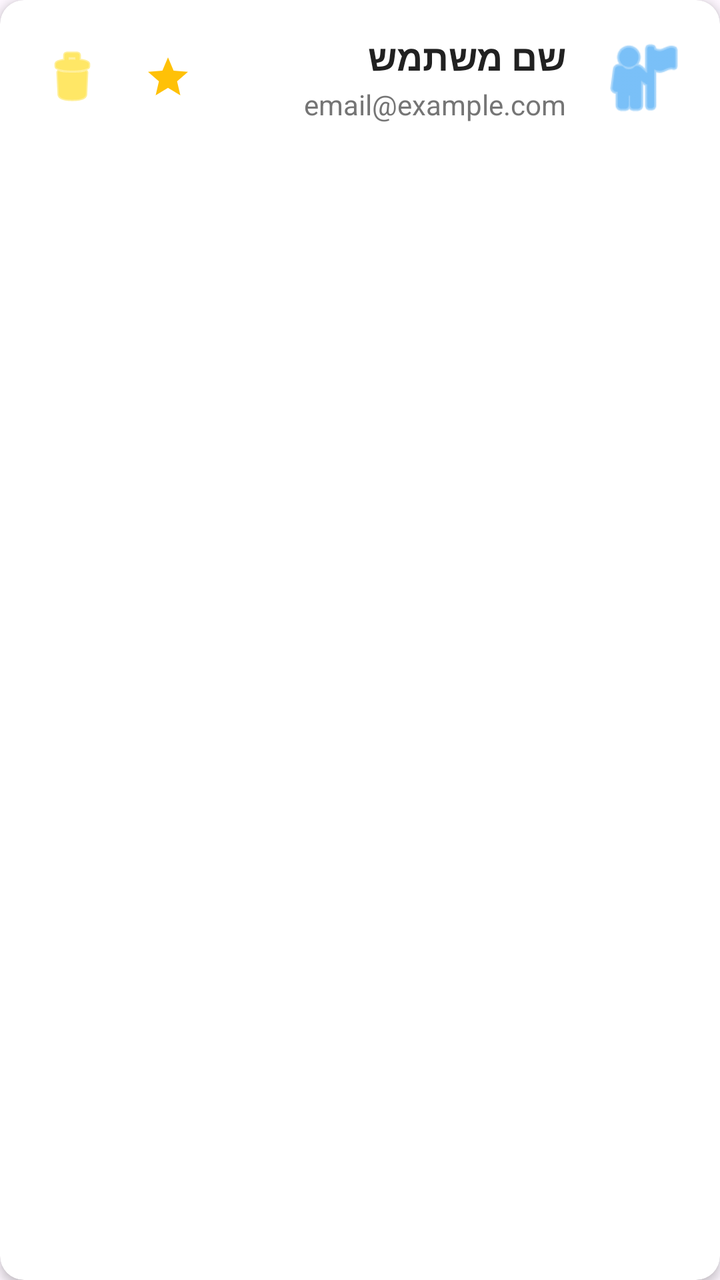
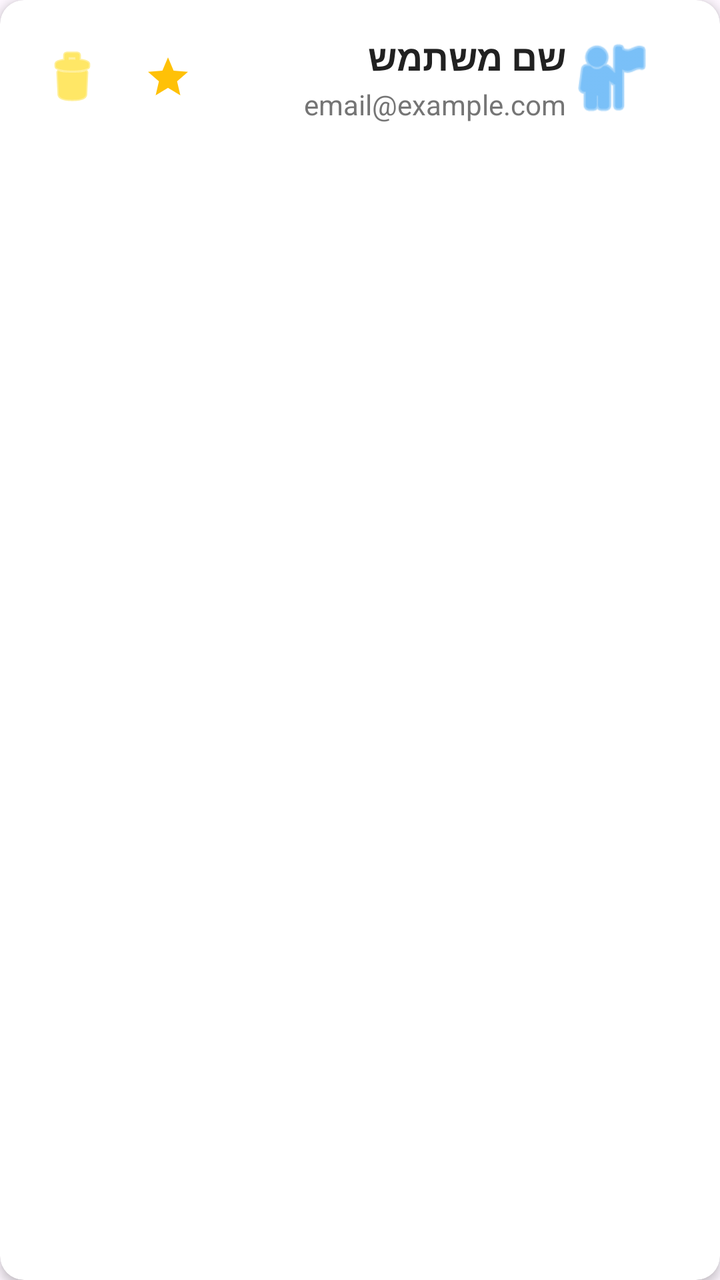

Compare the two renders of this Android layout. The source of the first and the diff that turns it into the second are given below.
<!-- AndroidManifest.xml: application theme Theme.FitCoach -->
<!-- res/layout/row_user.xml -->
<?xml version="1.0" encoding="utf-8"?>
<androidx.cardview.widget.CardView xmlns:android="http://schemas.android.com/apk/res/android"
    xmlns:app="http://schemas.android.com/apk/res-auto"
    android:layout_width="match_parent"
    android:layout_height="wrap_content"
    android:layout_marginHorizontal="12dp"
    android:layout_marginVertical="6dp"
    android:layoutDirection="rtl"
    app:cardCornerRadius="12dp"
    app:cardElevation="3dp">

    <LinearLayout
        android:layout_width="match_parent"
        android:layout_height="wrap_content"
        android:gravity="center_vertical"
        android:orientation="horizontal"
        android:padding="16dp">

        <ImageView
            android:id="@+id/iv_user_avatar"
            android:layout_width="45dp"
            android:layout_height="45dp"
            android:layout_marginLeft="16dp"
            android:src="@android:drawable/ic_menu_myplaces"
            app:tint="#2196F3" />

        <LinearLayout
            android:layout_width="0dp"
            android:layout_height="wrap_content"
            android:layout_weight="1"
            android:orientation="vertical">

            <TextView
                android:id="@+id/tv_user_name"
                android:layout_width="wrap_content"
                android:layout_height="wrap_content"
                android:text="שם משתמש"
                android:textColor="#212121"
                android:textSize="18sp"
                android:textStyle="bold" />

            <TextView
                android:id="@+id/tv_user_email"
                android:layout_width="wrap_content"
                android:layout_height="wrap_content"
                android:layout_marginTop="2dp"
                android:text="email@example.com"
                android:textColor="#757575"
                android:textSize="14sp" />
        </LinearLayout>

        <ImageButton
            android:id="@+id/btn_make_admin"
            android:layout_width="40dp"
            android:layout_height="40dp"
            android:layout_marginEnd="8dp"
            android:background="?attr/selectableItemBackgroundBorderless"
            android:src="@drawable/ic_star_custom"
            app:tint="#FFC107" />

        <ImageButton
            android:id="@+id/btn_delete_user"
            android:layout_width="40dp"
            android:layout_height="40dp"
            android:background="?attr/selectableItemBackgroundBorderless"
            android:src="@android:drawable/ic_menu_delete"
            app:tint="#FFD700" />

    </LinearLayout>
</androidx.cardview.widget.CardView>
<!-- resources referenced by this layout -->
<resources>
  <!-- drawable ic_star_custom (drawable) -->
  <vector xmlns:android="http://schemas.android.com/apk/res/android"
      android:width="24dp"
      android:height="24dp"
      android:tint="#000000"
      android:viewportWidth="24"
      android:viewportHeight="24">
  
      <path
          android:fillColor="@android:color/white"
          android:pathData="M12,17.27L18.18,21l-1.64,-7.03L22,9.24l-7.19,-0.61L12,2 9.19,8.63 2,9.24l5.46,4.73L5.82,21z" />
  
  </vector>
  <style name="Theme.FitCoach" parent="Base.Theme.FitCoach" />
  <style name="Base.Theme.FitCoach" parent="Theme.Material3.DayNight.NoActionBar">
          
          
      </style>
</resources>

<!-- the commit's change to res/layout/row_user.xml (unified diff, before → after) -->
@@ -17,10 +17,9 @@
         android:padding="16dp">
 
         <ImageView
-            android:id="@+id/iv_user_avatar"
             android:layout_width="45dp"
             android:layout_height="45dp"
-            android:layout_marginLeft="16dp"
+            android:layout_marginStart="16dp"
             android:src="@android:drawable/ic_menu_myplaces"
             app:tint="#2196F3" />
 
